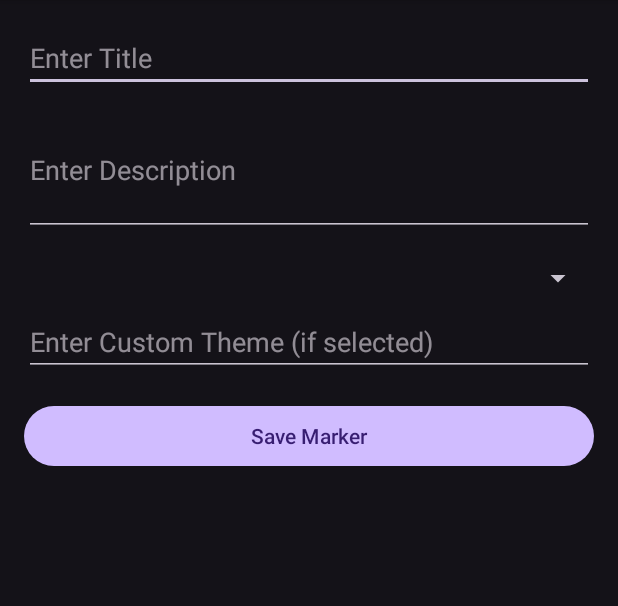
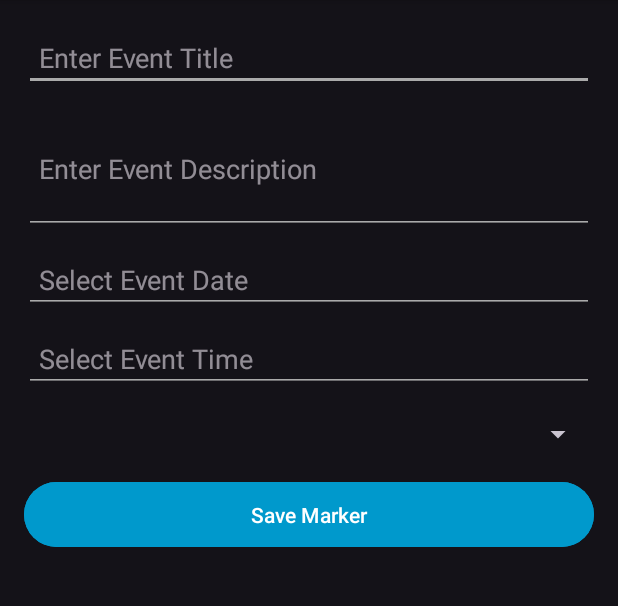
Before and after one commit to gyarab/2024-4e-brnak-SocioMAP, an Android app: the AddMarkerActivity screen opened directly, with no data from a screen before it, after a tap on "Save Marker", on a phone screen of 412 x 824 dp, the part 96-702 px from its top. Run offline under Robolectric (Android 15) with nearby library versions, the phone set to English and light mode, and no system bars; our stand-ins replace Firebase (no records; nobody signed in at launch, a user with empty details on screens opened directly).

Commit message:
Create gut, missing moving back to main

```diff
--- a/app/src/main/java/com/example/sociomap2/AddMarkerActivity.java
+++ b/app/src/main/java/com/example/sociomap2/AddMarkerActivity.java
@@ -1,13 +1,18 @@
+
 package com.example.sociomap2;
 
-import static android.content.ContentValues.TAG;
-
+import android.app.DatePickerDialog;
+import android.app.TimePickerDialog;
 import android.os.Bundle;
 import android.util.Log;
+import android.widget.AdapterView;
 import android.widget.Button;
 import android.widget.EditText;
 import android.widget.Spinner;
 import android.widget.Toast;
+import android.widget.AdapterView;
+import android.widget.TimePicker;
+import android.view.View;
 
 import androidx.appcompat.app.AppCompatActivity;
 
@@ -15,14 +20,22 @@ import com.google.firebase.auth.FirebaseAuth;
 import com.google.firebase.firestore.FirebaseFirestore;
 import com.google.firebase.firestore.FieldValue;
 
+import java.text.SimpleDateFormat;
 import java.util.ArrayList;
+import java.util.Calendar;
 import java.util.HashMap;
+import java.util.Locale;
 import java.util.Map;
+
 
 public class AddMarkerActivity extends AppCompatActivity {
 
     private FirebaseFirestore firestore;
     private FirebaseAuth auth;
+    private EditText edtTitle, edtDescription, edtDate, edtTime, edtCustomTheme;
+    private Spinner spnTheme;
+    private double latitude, longitude;
+    private Calendar selectedDateTime = Calendar.getInstance(); // Stores Date & Time
 
     @Override
     protected void onCreate(Bundle savedInstanceState) {
@@ -32,73 +45,81 @@ public class AddMarkerActivity extends AppCompatActivity {
         firestore = FirebaseFirestore.getInstance();
         auth = FirebaseAuth.getInstance();
 
-        double latitude = getIntent().getDoubleExtra("LATITUDE", 0);
-        double longitude = getIntent().getDoubleExtra("LONGITUDE", 0);
+        // Retrieve coordinates from intent
+        latitude = getIntent().getDoubleExtra("LATITUDE", 0);
+        longitude = getIntent().getDoubleExtra("LONGITUDE", 0);
 
-        EditText edtTitle = findViewById(R.id.edt_title);
-        EditText edtDescription = findViewById(R.id.edt_description);
-        Spinner spnTheme = findViewById(R.id.spn_theme);
-        EditText edtCustomTheme = findViewById(R.id.edt_custom_theme);
+        // UI Elements
+        edtTitle = findViewById(R.id.edt_title);
+        edtDescription = findViewById(R.id.edt_description);
+        edtDate = findViewById(R.id.edt_date);
+        edtTime = findViewById(R.id.edt_time);
+        spnTheme = findViewById(R.id.spn_theme);
+        edtCustomTheme = findViewById(R.id.edt_custom_theme);
+        Button btnSave = findViewById(R.id.btn_save);
 
-        Button btnSave = findViewById(R.id.btn_save);
-        btnSave.setOnClickListener(v -> {
+        // Set Click Listeners for Date & Time Pickers
+        edtDate.setOnClickListener(v -> showDatePicker());
+        edtTime.setOnClickListener(v -> showTimePicker());
+
+        // Theme Selection Logic
+        spnTheme.setOnItemSelectedListener(new AdapterView.OnItemSelectedListener() {
+            @Override
+            public void onItemSelected(AdapterView<?> parent, View view, int position, long id) {
+                String selectedTheme = parent.getItemAtPosition(position).toString();
+                edtCustomTheme.setVisibility(selectedTheme.equals("Custom") ? View.VISIBLE : View.GONE);
+            }
+
+            @Override
+            public void onNothingSelected(AdapterView<?> parent) {
+                edtCustomTheme.setVisibility(View.GONE);
+            }
+        });
+
+        btnSave.setOnClickListener(v -> saveMarker());
+    }
+
+    private void showDatePicker() {
+        Calendar calendar = Calendar.getInstance();
+        new DatePickerDialog(this, (view, year, month, dayOfMonth) -> {
+            selectedDateTime.set(year, month, dayOfMonth);
+            edtDate.setText(new SimpleDateFormat("yyyy-MM-dd", Locale.getDefault()).format(selectedDateTime.getTime()));
+        }, calendar.get(Calendar.YEAR), calendar.get(Calendar.MONTH), calendar.get(Calendar.DAY_OF_MONTH)).show();
+    }
+
+    private void showTimePicker() {
+        Calendar calendar = Calendar.getInstance();
+        new TimePickerDialog(this, (view, hourOfDay, minute) -> {
+            selectedDateTime.set(Calendar.HOUR_OF_DAY, hourOfDay);
+            selectedDateTime.set(Calendar.MINUTE, minute);
+            edtTime.setText(new SimpleDateFormat("HH:mm", Locale.getDefault()).format(selectedDateTime.getTime()));
+        }, calendar.get(Calendar.HOUR_OF_DAY), calendar.get(Calendar.MINUTE), true).show();
+    }
+
+    private void saveMarker() {
         String userId = auth.getCurrentUser() != null ? auth.getCurrentUser().getUid() : "anonymous";
+        String userName = auth.getCurrentUser() != null ? auth.getCurrentUser().getDisplayName() : "Unknown User";
         String title = edtTitle.getText().toString().trim();
         String description = edtDescription.getText().toString().trim();
+        String eventDate = edtDate.getText().toString().trim();
+        String eventTime = edtTime.getText().toString().trim();
 
-            // 🛑 Fix Null Pointer Issue for Spinner
-            String selectedTheme = (spnTheme.getSelectedItem() != null) ? spnTheme.getSelectedItem().toString() : "";
-            String customTheme = edtCustomTheme.getText().toString().trim();
-
-            if (title.isEmpty() || description.isEmpty()) {
+        if (title.isEmpty() || description.isEmpty() || eventDate.isEmpty() || eventTime.isEmpty()) {
             Toast.makeText(this, "Please fill in all required fields.", Toast.LENGTH_SHORT).show();
             return;
         }
 
-            // Determine the theme (either selected or custom)
-            String theme = selectedTheme.equals("Custom") && !customTheme.isEmpty() ? customTheme : selectedTheme;
-
-            // Create marker data
         Map<String, Object> marker = new HashMap<>();
         marker.put("latitude", latitude);
         marker.put("longitude", longitude);
         marker.put("title", title);
         marker.put("description", description);
-            marker.put("userId", userId); // Owner of the marker
-            marker.put("theme", theme); // Event theme
-            marker.put("attendees", new ArrayList<String>()); // Initialize empty attendees list
+        marker.put("userId", userId);
+        marker.put("userName", userName);
+        marker.put("eventDateTime", eventDate + " " + eventTime);
 
         firestore.collection("markers").add(marker)
-                    .addOnSuccessListener(documentReference -> {
-                        String markerId = documentReference.getId(); // Get document ID
-
-                        // Ensure event_guest_list is created
-                        Map<String, Object> guestList = new HashMap<>();
-                        guestList.put("users", new ArrayList<String>());
-                        firestore.collection("event_guest_list").document(markerId).set(guestList);
-
-                        // Ensure user_events is created
-                        firestore.collection("user_events").document(userId)
-                                .update("joinedEvents", FieldValue.arrayUnion(markerId))
-                                .addOnFailureListener(e -> {
-                                    // If document doesn't exist, create it
-                                    Map<String, Object> newUserEvents = new HashMap<>();
-                                    newUserEvents.put("joinedEvents", new ArrayList<String>());
-                                    firestore.collection("user_events").document(userId).set(newUserEvents);
-                                });
-
-                        // Update the user's event list (for ownership)
-                        firestore.collection("user_ownerofevent").document(userId)
-                                .update(markerId, title) // Store event under user ID
-                                .addOnFailureListener(e -> Log.e(TAG, "Error saving event to owner list", e));
-
-                        Toast.makeText(this, "Marker saved successfully!", Toast.LENGTH_SHORT).show();
-                        finish();
-                    })
-                    .addOnFailureListener(e -> {
-                        Toast.makeText(this, "Error saving marker: " + e.getMessage(), Toast.LENGTH_SHORT).show();
-                    });
-        });
-
+                .addOnSuccessListener(documentReference -> finish())
+                .addOnFailureListener(e -> Toast.makeText(this, "Error saving marker", Toast.LENGTH_SHORT).show());
     }
 }
--- a/app/src/main/res/layout/activity_add_marker.xml
+++ b/app/src/main/res/layout/activity_add_marker.xml
@@ -1,49 +1,90 @@
-<LinearLayout xmlns:android="http://schemas.android.com/apk/res/android"
+<ScrollView xmlns:android="http://schemas.android.com/apk/res/android"
     android:layout_width="match_parent"
     android:layout_height="match_parent"
-    android:orientation="vertical"
-    android:padding="16dp">
+    android:padding="16dp"
+    android:fillViewport="true">
 
-    <!-- Title input -->
+    <LinearLayout
+        android:layout_width="match_parent"
+        android:layout_height="wrap_content"
+        android:orientation="vertical">
+
+        <!-- Title Input -->
         <EditText
             android:id="@+id/edt_title"
             android:layout_width="match_parent"
             android:layout_height="wrap_content"
-        android:hint="Enter Title"
-        android:inputType="text" />
+            android:hint="Enter Event Title"
+            android:inputType="text"
+            android:padding="10dp"
+            android:backgroundTint="@android:color/darker_gray" />
 
-    <!-- Description input -->
+        <!-- Description Input -->
         <EditText
             android:id="@+id/edt_description"
             android:layout_width="match_parent"
             android:layout_height="wrap_content"
-        android:hint="Enter Description"
+            android:hint="Enter Event Description"
             android:layout_marginTop="8dp"
             android:inputType="textMultiLine"
-        android:minLines="3" />
+            android:minLines="3"
+            android:padding="10dp"
+            android:backgroundTint="@android:color/darker_gray" />
 
-    <!-- Theme dropdown (spinner) -->
+        <!-- Date Picker Input -->
+        <EditText
+            android:id="@+id/edt_date"
+            android:layout_width="match_parent"
+            android:layout_height="wrap_content"
+            android:hint="Select Event Date"
+            android:layout_marginTop="8dp"
+            android:focusable="false"
+            android:clickable="true"
+            android:padding="10dp"
+            android:backgroundTint="@android:color/darker_gray" />
+
+        <!-- Time Picker Input -->
+        <EditText
+            android:id="@+id/edt_time"
+            android:layout_width="match_parent"
+            android:layout_height="wrap_content"
+            android:hint="Select Event Time"
+            android:layout_marginTop="8dp"
+            android:focusable="false"
+            android:clickable="true"
+            android:padding="10dp"
+            android:backgroundTint="@android:color/darker_gray" />
+
+        <!-- Theme Dropdown (Spinner) -->
         <Spinner
             android:id="@+id/spn_theme"
             android:layout_width="match_parent"
             android:layout_height="wrap_content"
             android:layout_marginTop="16dp"
-        android:spinnerMode="dropdown" />
+            android:spinnerMode="dropdown"
+            android:entries="@array/event_themes"/>
 
-    <!-- Custom theme input -->
+        <!-- Custom Theme Input (Initially Hidden) -->
         <EditText
             android:id="@+id/edt_custom_theme"
             android:layout_width="match_parent"
             android:layout_height="wrap_content"
             android:hint="Enter Custom Theme (if selected)"
             android:layout_marginTop="8dp"
-        android:inputType="text" />
+            android:inputType="text"
+            android:padding="10dp"
+            android:backgroundTint="@android:color/darker_gray"
+            android:visibility="gone" /> <!-- Hidden by default -->
 
-    <!-- Save marker button -->
+        <!-- Save Marker Button -->
         <Button
             android:id="@+id/btn_save"
             android:layout_width="match_parent"
             android:layout_height="wrap_content"
             android:text="Save Marker"
-        android:layout_marginTop="16dp" />
+            android:layout_marginTop="16dp"
+            android:backgroundTint="@android:color/holo_blue_dark"
+            android:textColor="@android:color/white"
+            android:padding="12dp" />
     </LinearLayout>
+</ScrollView>
```
Also changed, not shown: app/src/main/java/com/example/sociomap2/FirstFragment.java (deleted, +0 -44 lines), app/src/main/res/layout/fragment_first.xml (deleted, +0 -35 lines). Lines whose indentation alone changed are shown as unchanged.
